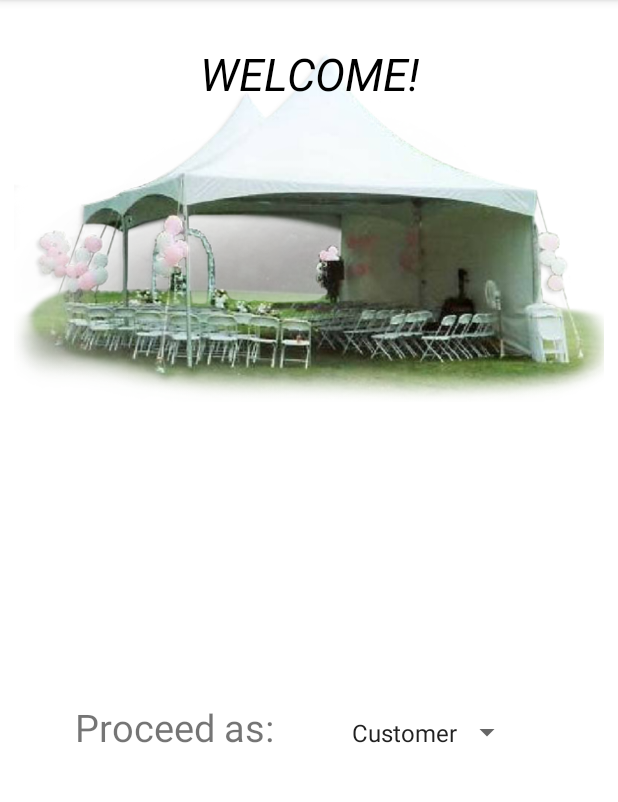
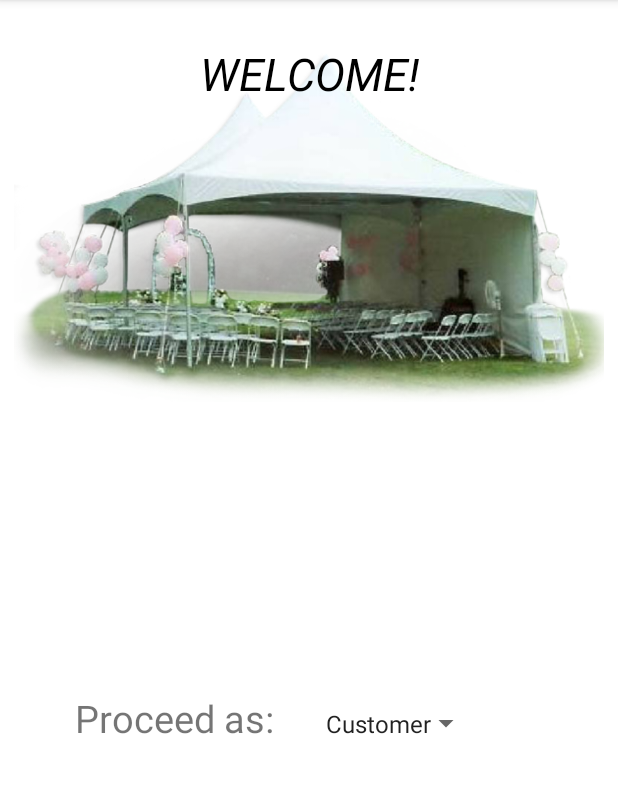
Before and after one commit to kumbaniellen/Mobile-app-project, an Android app: the screen it shows after launch (LandingPageActivity), on a phone screen of 412 x 824 dp, the part 84-886 px from its top. Run offline under Robolectric (Android 15) with nearby library versions, the phone set to English and light mode, and no system bars.

Commit message:
Second commit

```diff
--- a/app/src/main/java/com/example/eventplannerapp/Admin_signIn.java
+++ b/app/src/main/java/com/example/eventplannerapp/Admin_signIn.java
@@ -9,6 +9,6 @@ public class Admin_signIn extends AppCompatActivity {
     @Override
     protected void onCreate(Bundle savedInstanceState) {
         super.onCreate(savedInstanceState);
-        setContentView(R.layout.activity_admin_signIn);
+        setContentView(R.layout.activity_admin_sign_in);
     }
 }
--- a/app/src/main/java/com/example/eventplannerapp/LandingPageActivity.java
+++ b/app/src/main/java/com/example/eventplannerapp/LandingPageActivity.java
@@ -4,6 +4,7 @@ import androidx.appcompat.app.AppCompatActivity;
 
 import android.os.Bundle;
 import android.view.Menu;
+import android.view.MenuInflater;
 import android.widget.Spinner;
 
 public class LandingPageActivity extends AppCompatActivity {
@@ -12,8 +13,7 @@ public class LandingPageActivity extends AppCompatActivity {
         super.onCreate(savedInstanceState);
         setContentView(R.layout.activity_landing_page);
 
-        val menu = findViewById< Menu >(R.id.bottom_nav_bar)
-                val navController = findNavController(R.id.)
 
     }
+
 }
--- a/app/src/main/res/layout/activity_landing_page.xml
+++ b/app/src/main/res/layout/activity_landing_page.xml
@@ -5,6 +5,8 @@
     android:layout_width="match_parent"
     android:layout_height="match_parent"
     tools:context=".LandingPageActivity">
+
+
 
     <ImageView
         android:layout_width="393dp"
@@ -31,8 +33,8 @@
 
     <LinearLayout
         android:id="@+id/linearLayout"
-        android:layout_width="404dp"
-        android:layout_height="wrap_content"
+        android:layout_width="370dp"
+        android:layout_height="84dp"
         android:orientation="horizontal"
         android:padding="10dp"
         android:weightSum="100"
--- a/app/src/main/res/layout/activity_supplier_profile.xml
+++ b/app/src/main/res/layout/activity_supplier_profile.xml
@@ -65,6 +65,8 @@
 
     </LinearLayout>
 
+
+
     <com.google.android.material.bottomnavigation.BottomNavigationView
         android:id="@+id/bottom_nav_bar"
         android:layout_width="411dp"
```
Also changed, not shown: app/src/main/res/menu/menu2.xml (added, +21 -0 lines), app/src/main/res/values/strings.xml (+7 -0 lines).
